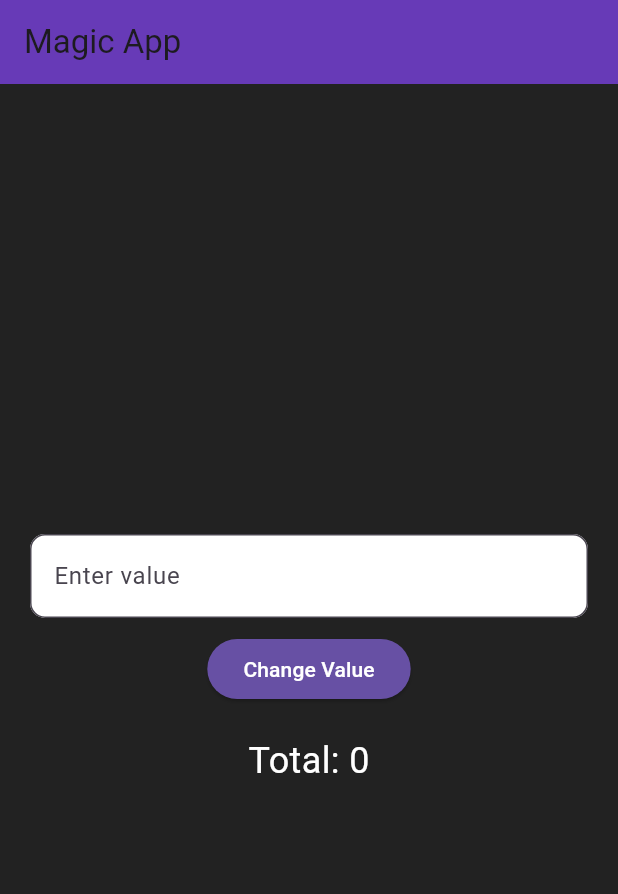
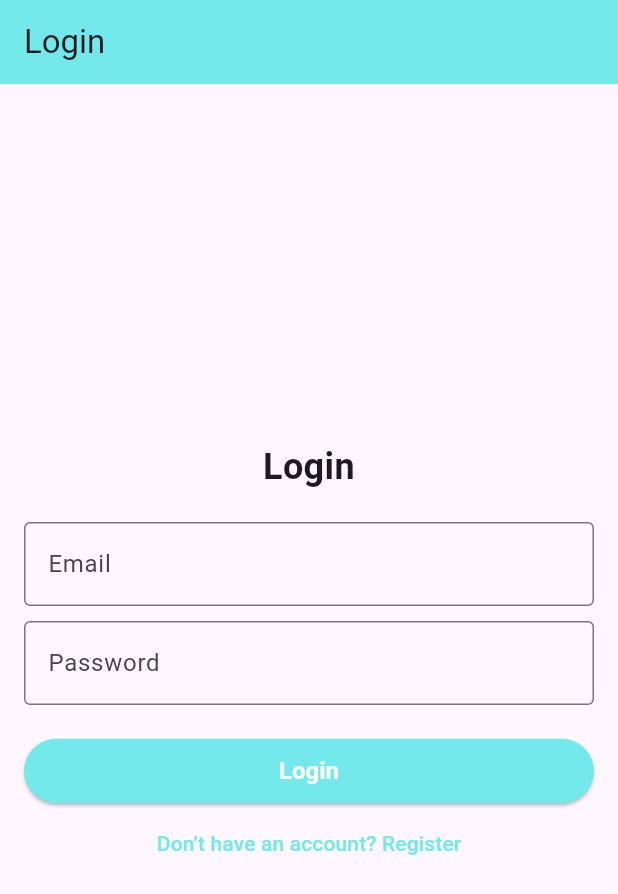
Before and after one commit to yarynakos/mobile, a Flutter app: the screen it shows after launch, on a phone screen of 412 x 824 dp. Shown: the top 894 px of the screen. Run offline on Flutter 3.47's test engine with Material 3 defaults, Android fonts, the phone set to English and light mode, and no system bars.

Commit message:
Second lab

```diff
--- a/lib/main.dart
+++ b/lib/main.dart
@@ -1,5 +1,9 @@
-import 'dart:async';
 import 'package:flutter/material.dart';
+
+import 'package:my_project/screen/home_screen.dart';
+import 'package:my_project/screen/login_screen.dart';
+import 'package:my_project/screen/profile_screen.dart';
+import 'package:my_project/screen/register_screen.dart';
 
 void main() {
   runApp(const MyApp());
@@ -12,137 +16,17 @@ class MyApp extends StatelessWidget {
   Widget build(BuildContext context) {
     return MaterialApp(
       debugShowCheckedModeBanner: false,
+      title: 'Plant Care',
       theme: ThemeData(
-        useMaterial3: true,
+        primarySwatch: Colors.green,
       ),
-      home: const MyHomePage(),
+      initialRoute: '/',
+      routes: {
+        '/': (context) => const LoginScreen(),
+        '/register': (context) => const RegisterScreen(),
+        '/profile': (context) => const ProfileScreen(),
+        '/home': (context) => const HomeScreen(),
+      },
     );
   }
 }
-
-class MyHomePage extends StatefulWidget {
-  const MyHomePage({super.key});
-
-  @override
-  State<MyHomePage> createState() => _MyHomePageState();
-}
-
-class _MyHomePageState extends State<MyHomePage> {
-  final TextEditingController textController = TextEditingController();
-  int _counter = 0;
-  bool isError = false;
-  bool isLightMode = false;
-  bool isFlashGreen = false;
-
-  void _changeValue() {
-    setState(() {
-      isError = false;
-      final enteredValue = textController.text.trim();
-
-      if (enteredValue.isNotEmpty) {
-        final parsedValue = int.tryParse(enteredValue);
-
-        if (parsedValue != null) {
-          _counter += parsedValue;
-        } else if (enteredValue == 'Avada Kedavra') {
-          _counter = 0;
-          _flashGreenScreen();
-        } else if (enteredValue == 'Lumos') {
-          isLightMode = true;
-        } else if (enteredValue == 'Nox') {
-          isLightMode = false;
-        } else {
-          isError = true;
-        }
-      }
-
-      textController.clear();
-    });
-  }
-
-  void _flashGreenScreen() {
-    setState(() {
-      isFlashGreen = true;
-    });
-
-    Future.delayed(const Duration(milliseconds: 500), () {
-      setState(() {
-        isFlashGreen = false;
-      });
-    });
-  }
-
-  @override
-  Widget build(BuildContext context) {
-    return Scaffold(
-      backgroundColor: isFlashGreen
-          ? Colors.greenAccent
-          : isLightMode
-              ? Colors.white
-              : Colors.black87,
-      appBar: AppBar(
-        backgroundColor: isFlashGreen
-            ? Colors.green
-            : isLightMode
-                ? Colors.yellow[700]
-                : Colors.deepPurple,
-        title: const Text('Magic App'),
-      ),
-      body: Padding(
-        padding: const EdgeInsets.all(20),
-        child: Column(
-          mainAxisAlignment: MainAxisAlignment.center,
-          children: [
-            TextField(
-              controller: textController,
-              decoration: InputDecoration(
-                hintText: 'Enter value',
-                fillColor: isError ? Colors.red[100] : Colors.white,
-                filled: true,
-                border: OutlineInputBorder(
-                  borderRadius: BorderRadius.circular(10),
-                ),
-              ),
-            ),
-            const SizedBox(height: 10),
-            ElevatedButton(
-              onPressed: _changeValue,
-              style: ElevatedButton.styleFrom(
-                backgroundColor: isLightMode
-                    ? Colors.yellow[700]
-                    : Theme.of(context).colorScheme.primary,
-              ),
-              child: const Text(
-                'Change Value',
-                style: TextStyle(color: Colors.white),
-              ),
-            ),
-            const SizedBox(height: 20),
-            Text(
-              'Total: $_counter',
-              style: TextStyle(
-                fontSize: 24,
-                color: isLightMode ? Colors.black : Colors.white,
-              ),
-            ),
-            if (isError)
-              Container(
-                padding: const EdgeInsets.all(10),
-                decoration: BoxDecoration(
-                  color: Colors.redAccent,
-                  borderRadius: BorderRadius.circular(10),
-                ),
-                child: const Text(
-                  "Can't convert string to number :)",
-                  style: TextStyle(
-                    color: Colors.white,
-                    fontWeight: FontWeight.bold,
-                  ),
-                ),
-              ),
-          ],
-        ),
-      ),
-    );
-  }
-}
--- /dev/null
+++ b/lib/screen/login_screen.dart
@@ -0,0 +1,73 @@
+import 'package:flutter/material.dart';
+import 'package:my_project/widgets/custom_button.dart';
+
+class LoginScreen extends StatelessWidget {
+  const LoginScreen({super.key});
+
+  @override
+  Widget build(BuildContext context) {
+    return Scaffold(
+      appBar: AppBar(
+        title: const Text('Login'),
+        backgroundColor: const Color(0xFF73E9EB),
+      ),
+      body: LayoutBuilder(
+        builder: (context, constraints) {
+          final double width =
+              constraints.maxWidth > 600 ? 400 : double.infinity;
+
+          return Center(
+            child: SingleChildScrollView(
+              padding: const EdgeInsets.all(16),
+              child: ConstrainedBox(
+                constraints: BoxConstraints(maxWidth: width),
+                child: Column(
+                  mainAxisAlignment: MainAxisAlignment.center,
+                  crossAxisAlignment: CrossAxisAlignment.stretch,
+                  children: [
+                    const Text(
+                      'Login',
+                      style: TextStyle(
+                        fontSize: 24,
+                        fontWeight: FontWeight.bold,
+                      ),
+                      textAlign: TextAlign.center,
+                    ),
+                    const SizedBox(height: 20),
+                    const TextField(
+                      decoration: InputDecoration(
+                        labelText: 'Email',
+                        border: OutlineInputBorder(),
+                      ),
+                    ),
+                    const SizedBox(height: 10),
+                    const TextField(
+                      obscureText: true,
+                      decoration: InputDecoration(
+                        labelText: 'Password',
+                        border: OutlineInputBorder(),
+                      ),
+                    ),
+                    const SizedBox(height: 20),
+                    CustomButton(
+                      text: 'Login',
+                      onPressed: () => Navigator.pushNamed(context, '/home'),
+                    ),
+                    TextButton(
+                      onPressed:
+                          () => Navigator.pushNamed(context, '/register'),
+                      child: const Text(
+                        'Don’t have an account? Register',
+                        style: TextStyle(color: Color(0xFF73E9EB)),
+                      ),
+                    ),
+                  ],
+                ),
+              ),
+            ),
+          );
+        },
+      ),
+    );
+  }
+}
--- /dev/null
+++ b/lib/widgets/custom_button.dart
@@ -0,0 +1,29 @@
+import 'package:flutter/material.dart';
+
+class CustomButton extends StatelessWidget {
+  final String text;
+  final VoidCallback onPressed;
+
+  const CustomButton({
+    required this.text, required this.onPressed, super.key,
+  });
+
+  @override
+  Widget build(BuildContext context) {
+    return SizedBox(
+      width: double.infinity,
+      child: ElevatedButton(
+        onPressed: onPressed,
+        style: ElevatedButton.styleFrom(
+          backgroundColor: const Color(0xFF73E9EB),
+          padding: const EdgeInsets.symmetric(vertical: 12),
+          textStyle: const TextStyle(fontSize: 16, fontWeight: FontWeight.bold),
+        ),
+        child: Text(
+          text,
+          style: const TextStyle(color: Colors.white),
+        ),
+      ),
+    );
+  }
+}
--- a/pubspec.yaml
+++ b/pubspec.yaml
@@ -58,10 +58,8 @@ flutter:
   uses-material-design: true
 
   # To add assets to your application, add an assets section, like this:
-  # assets:
-  #   - images/a_dot_burr.jpeg
-  #   - images/a_dot_ham.jpeg
-
+  assets:
+    - assets/profile_placeholder.jpg
   # An image asset can refer to one or more resolution-specific "variants", see
   # https://flutter.dev/to/resolution-aware-images
 
```
Also changed, not shown: lib/screen/home_screen.dart (added, +71 -0 lines), lib/screen/profile_screen.dart (added, +64 -0 lines), lib/screen/register_screen.dart (added, +79 -0 lines), assets/profile_placeholder.jpg (added), 1 other file.
